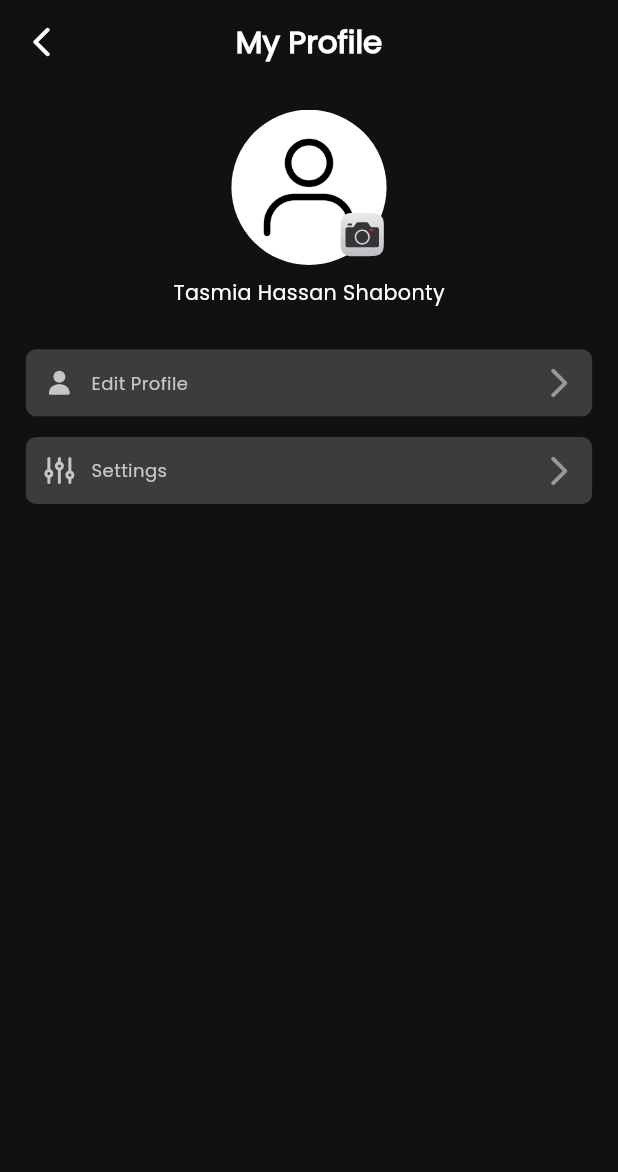
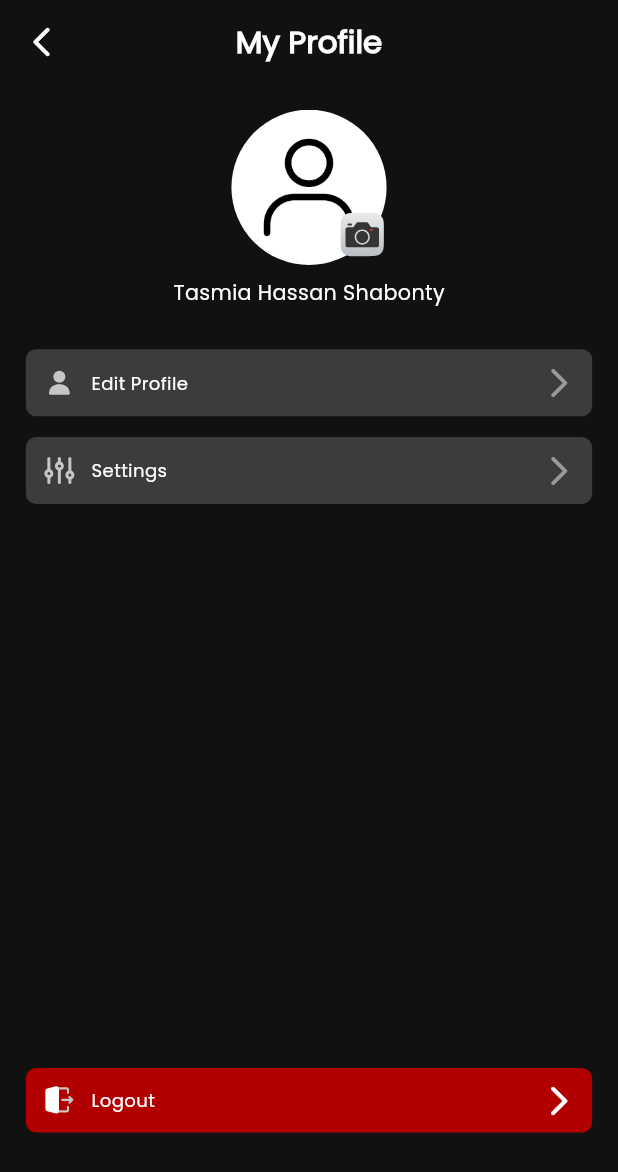
Before and after one commit to ImtiazChowdhuryWork/BloodFit_STA, a Flutter app: the MyProfileScreen screen opened by its route, on a phone screen of 412 x 824 dp. Shown: the top 1172 px of the screen. Run offline on Flutter 3.47's test engine with Material 3 defaults, Android fonts, the phone set to English and light mode, and no system bars; our stand-ins replace auto_animated, flutter_screenutil, flutter_svg, get, get_it, get_storage and 2 more; missing offline and left inert: dotlottie_loader; accounts and stored records are empty.

Commit message:
logout button added

```diff
--- a/lib/custom_widgets/profile_tile_card_widget.dart
+++ b/lib/custom_widgets/profile_tile_card_widget.dart
@@ -9,18 +9,26 @@ import '../helper/ui_helpers.dart';
 class ProfileTileCardWidget extends StatelessWidget {
   final String imagePath;
   final String title;
+  final Color? cardColor;
+  final Color? suffixColor;
+  final void Function()? onTap;
   const ProfileTileCardWidget({
     super.key,
     required this.imagePath,
     required this.title,
+    this.cardColor,
+    this.suffixColor,
+    this.onTap,
   });
 
   @override
   Widget build(BuildContext context) {
-    return Container(
+    return InkWell(
+      onTap: onTap,
+      child: Container(
         width: 1.sw,
         decoration: BoxDecoration(
-        color: AppColors.c3c3c3c,
+          color: cardColor ?? AppColors.c3c3c3c,
           borderRadius: BorderRadius.circular(8.r),
         ),
         padding: EdgeInsets.all(12.sp),
@@ -31,12 +39,16 @@ class ProfileTileCardWidget extends StatelessWidget {
             UIHelper.horizontalSpace(10.w),
 
             ///Section : -----------------///Card Title///--------------
-          Text(title, style: TextFontStyle.headline14w400cc6c6c6StylePoppins),
+            Text(title, style: TextFontStyle.headline14w400cfefefeStylePoppins),
             Spacer(),
 
             ///Section : -----------------///Suffix Icon///--------------
-          Icon(Icons.arrow_forward_ios_rounded, color: AppColors.c999999),
+            Icon(
+              Icons.arrow_forward_ios_rounded,
+              color: suffixColor ?? AppColors.c999999,
+            ),
           ],
+        ),
       ),
     );
   }
--- a/lib/features/my_profile/presentation/my_profile_screen.dart
+++ b/lib/features/my_profile/presentation/my_profile_screen.dart
@@ -1,8 +1,9 @@
+import 'dart:developer';
+
 import 'package:bloodfit/constants/appList.dart';
-import 'package:bloodfit/constants/app_constant_text.dart';
-import 'package:bloodfit/constants/app_enums.dart';
 import 'package:bloodfit/constants/text_font_style.dart';
 import 'package:bloodfit/controllers/profile_screen_controller.dart';
+import 'package:bloodfit/custom_widgets/custom_elevated_button.dart';
 import 'package:bloodfit/custom_widgets/go_back_widget.dart';
 import 'package:bloodfit/features/my_profile/presentation/widgets/profile_image_showing_widget.dart';
 import 'package:bloodfit/gen/assets.gen.dart';
@@ -10,7 +11,6 @@ import 'package:bloodfit/gen/colors.gen.dart';
 import 'package:bloodfit/helper/ui_helpers.dart';
 import 'package:flutter/material.dart';
 import 'package:flutter_screenutil/flutter_screenutil.dart';
-import 'package:flutter_svg/svg.dart';
 import 'package:get/get.dart';
 
 import '../../../custom_widgets/profile_tile_card_widget.dart';
@@ -76,6 +76,29 @@ class MyProfileScreen extends StatelessWidget {
           ),
         ),
       ),
+
+      ///Section : -----------///Log Out Button///-----------
+      bottomNavigationBar: Container(
+        height: 150.h,
+        color: Colors.transparent,
+        padding: EdgeInsets.only(
+          bottom: 80.h,
+          right: UIHelper.kDefaulutPadding(),
+          left: UIHelper.kDefaulutPadding(),
+          top: UIHelper.kDefaulutPadding(),
+        ),
+        child: InkWell(
+          onTap: () {
+            log("Button -> Logout Button Taped!");
+          },
+          child: ProfileTileCardWidget(
+            imagePath: Assets.icons.logoutIcon,
+            cardColor: AppColors.cb20000,
+            suffixColor: AppColors.cFFFFFF,
+            title: "Logout",
+          ),
+        ),
+      ),
     );
   }
 }
--- a/lib/gen/assets.gen.dart
+++ b/lib/gen/assets.gen.dart
@@ -45,6 +45,9 @@ class $AssetsIconsGen {
   /// File path: assets/icons/google_icon.svg
   String get googleIcon => 'assets/icons/google_icon.svg';
 
+  /// File path: assets/icons/logout_icon.svg
+  String get logoutIcon => 'assets/icons/logout_icon.svg';
+
   /// File path: assets/icons/meal_icon.svg
   String get mealIcon => 'assets/icons/meal_icon.svg';
 
@@ -65,6 +68,7 @@ class $AssetsIconsGen {
     facebookIcon,
     fitnessIcon,
     googleIcon,
+    logoutIcon,
     mealIcon,
     personIcon,
     redBellIcon,
```
Also changed, not shown: assets/icons/logout_icon.svg (added). Lines whose indentation alone changed are shown as unchanged.
